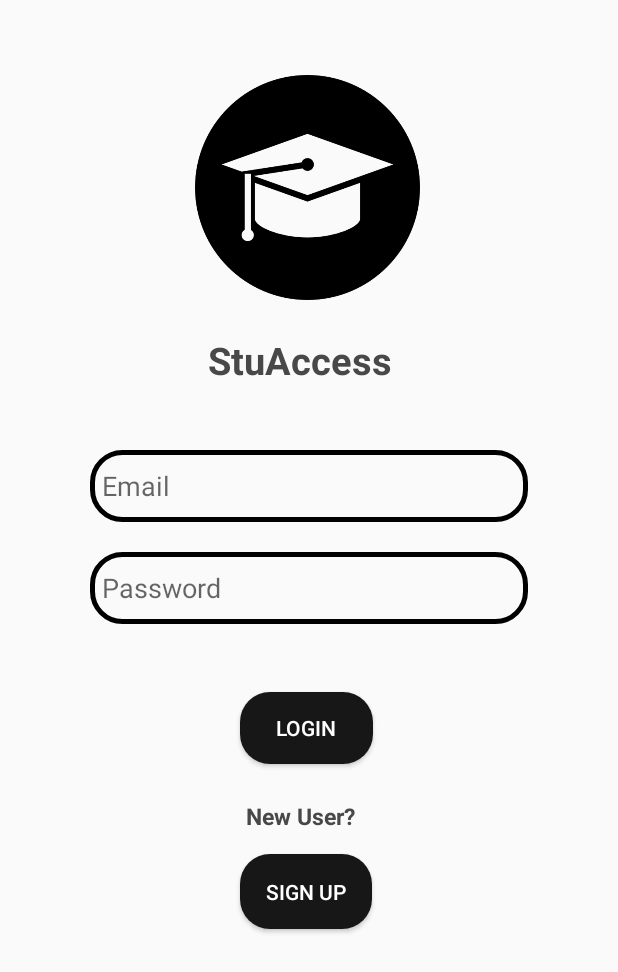
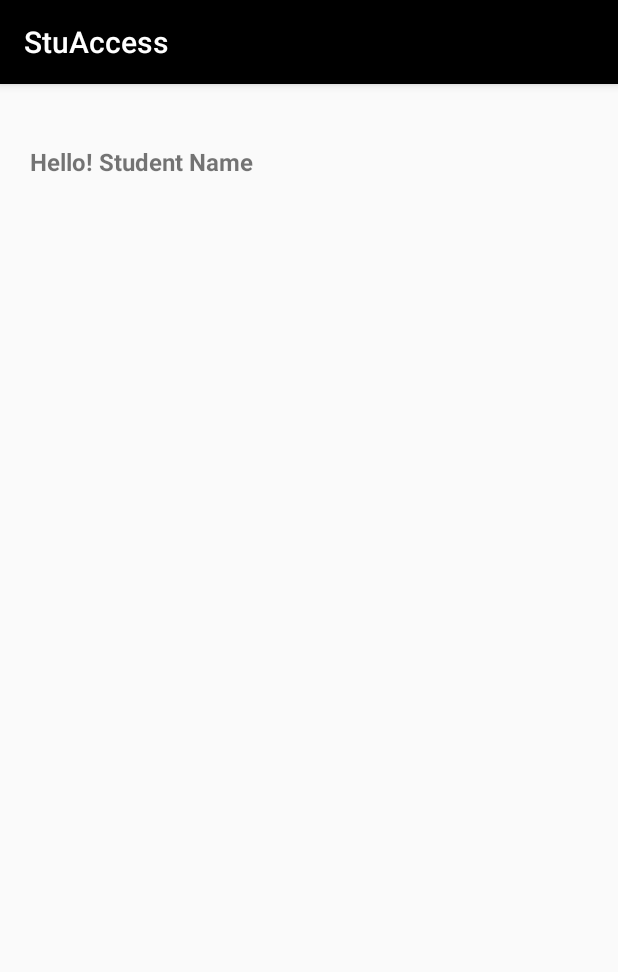
Before and after one commit to NIRAV-13/All-Access, an Android app: the screen it shows after launch (Login before the commit, StudentActivity after it), on a phone screen of 412 x 824 dp. Shown: the top 972 px of the screen. Run offline under Robolectric (Android 15) with nearby library versions, the phone set to English and light mode, and no system bars; our stand-ins replace Firebase (no records; nobody signed in at launch, a user with empty details on screens opened directly).

Commit message:
Student Home Page complete with Notification Connection to FireStore

```diff
--- /dev/null
+++ b/app/src/main/java/com/mobile/macs_13/StudentActivity.kt
@@ -0,0 +1,11 @@
+package com.mobile.macs_13
+
+import androidx.appcompat.app.AppCompatActivity
+import android.os.Bundle
+
+class StudentActivity : AppCompatActivity() {
+    override fun onCreate(savedInstanceState: Bundle?) {
+        super.onCreate(savedInstanceState)
+        setContentView(R.layout.activity_student)
+    }
+}
--- /dev/null
+++ b/app/src/main/java/com/mobile/macs_13/StudentHomeAdapter.kt
@@ -0,0 +1,43 @@
+package com.mobile.macs_13
+
+import android.view.LayoutInflater
+import android.view.View
+import android.view.ViewGroup
+import android.widget.TextView
+import androidx.cardview.widget.CardView
+import androidx.recyclerview.widget.RecyclerView
+import com.mobile.macs_13.model.StudentNotificationData
+
+class StudentHomeAdapter(private val notifList: ArrayList<StudentNotificationData>) :
+    RecyclerView.Adapter<StudentHomeAdapter.NotifViewHolder>() {
+
+    inner class NotifViewHolder(itemView: View) : RecyclerView.ViewHolder(itemView) {
+
+
+        val notifTitle: TextView = itemView.findViewById(R.id.student_notif_title)
+        val notifText: TextView = itemView.findViewById(R.id.student_notif_text)
+
+    }
+
+    override fun onCreateViewHolder(parent: ViewGroup, viewType: Int): NotifViewHolder {
+
+        val itemView = LayoutInflater.from(parent.context)
+            .inflate(R.layout.student_home_cards, parent, false)
+
+        return NotifViewHolder(itemView)
+    }
+
+    override fun onBindViewHolder(holder: NotifViewHolder, position: Int) {
+
+        val currentNotification = notifList[position]
+
+        holder.notifTitle.text = currentNotification.notifTitle
+        holder.notifText.text = currentNotification.notifText
+    }
+
+    override fun getItemCount(): Int {
+        return notifList.size
+    }
+
+
+}
--- /dev/null
+++ b/app/src/main/java/com/mobile/macs_13/StudentHomeFragment.kt
@@ -0,0 +1,85 @@
+package com.mobile.macs_13
+
+import android.os.Bundle
+import android.util.Log
+import androidx.fragment.app.Fragment
+import android.view.LayoutInflater
+import android.view.View
+import android.view.ViewGroup
+import androidx.recyclerview.widget.LinearLayoutManager
+import androidx.recyclerview.widget.RecyclerView
+import com.google.firebase.firestore.*
+import com.mobile.macs_13.model.StudentNotificationData
+
+
+/**
+ * A simple [Fragment] subclass.
+ * Use the [StudentHomeFragment.newInstance] factory method to
+ * create an instance of this fragment.
+ */
+class StudentHomeFragment : Fragment(R.layout.fragment_student_home) {
+
+
+    private lateinit var adapter: StudentHomeAdapter
+    private lateinit var recyclerView: RecyclerView
+    private lateinit var notificationList: ArrayList<StudentNotificationData>
+
+    val dummy = arrayListOf<StudentNotificationData>(
+        StudentNotificationData("Test", "Data"),
+        StudentNotificationData("Test 2", "Data")
+    )
+
+
+    override fun onCreate(savedInstanceState: Bundle?) {
+        super.onCreate(savedInstanceState)
+        getNotificationListFromDB()
+    }
+
+    override fun onCreateView(
+        inflater: LayoutInflater, container: ViewGroup?,
+        savedInstanceState: Bundle?
+    ): View? {
+        // Inflate the layout for this fragment
+        return inflater.inflate(R.layout.fragment_student_home, container, false)
+    }
+
+    override fun onViewCreated(view: View, savedInstanceState: Bundle?) {
+        super.onViewCreated(view, savedInstanceState)
+        val layoutManager = LinearLayoutManager(context)
+        recyclerView = view.findViewById(R.id.student_home_rv)
+        recyclerView.layoutManager = layoutManager
+        recyclerView.setHasFixedSize(true)
+        adapter = StudentHomeAdapter(notificationList)
+        recyclerView.adapter = adapter
+    }
+
+    private fun getNotificationListFromDB() {
+
+        notificationList = arrayListOf<StudentNotificationData>()
+        val db = FirebaseFirestore.getInstance()
+        db.collection("StudentHomeNotifications").orderBy("timestamp")
+            .addSnapshotListener(object : EventListener<QuerySnapshot> {
+                override fun onEvent(value: QuerySnapshot?, error: FirebaseFirestoreException?) {
+
+                    if (error != null) {
+                        Log.d(
+                            "Error",
+                            "Some Error in Connection to FireStore ${error.message.toString()}"
+                        )
+                        return
+                    }
+
+                    for (document: DocumentChange in value?.documentChanges!!) {
+
+                        if (document.type == DocumentChange.Type.ADDED || document.type == DocumentChange.Type.MODIFIED || document.type == DocumentChange.Type.REMOVED) {
+                            notificationList.add(document.document.toObject(StudentNotificationData::class.java))
+                        }
+                    }
+
+                    adapter.notifyDataSetChanged()
+                }
+
+            })
+
+    }
+}
--- /dev/null
+++ b/app/src/main/java/com/mobile/macs_13/model/StudentNotificationData.kt
@@ -0,0 +1,9 @@
+package com.mobile.macs_13.model
+
+data class StudentNotificationData(val notifTitle: String? = null, val notifText: String? = null) {
+
+
+    override fun toString(): String {
+        return "StudentNotificationData(notifTitle='$notifTitle', notifText='$notifText')"
+    }
+}
--- /dev/null
+++ b/app/src/main/res/layout/activity_student.xml
@@ -0,0 +1,25 @@
+<?xml version="1.0" encoding="utf-8"?>
+<androidx.constraintlayout.widget.ConstraintLayout xmlns:android="http://schemas.android.com/apk/res/android"
+    xmlns:app="http://schemas.android.com/apk/res-auto"
+    xmlns:tools="http://schemas.android.com/tools"
+    android:layout_width="match_parent"
+    android:layout_height="match_parent"
+    tools:context=".MainActivity">
+
+
+    <androidx.fragment.app.FragmentContainerView
+        android:id="@+id/fragmentContainerView3"
+        android:name="androidx.navigation.fragment.NavHostFragment"
+        android:layout_width="match_parent"
+        android:layout_height="match_parent"
+        android:layout_marginStart="1dp"
+        android:layout_marginTop="1dp"
+        android:layout_marginEnd="1dp"
+        android:layout_marginBottom="1dp"
+        app:defaultNavHost="true"
+        app:layout_constraintBottom_toBottomOf="parent"
+        app:layout_constraintEnd_toEndOf="parent"
+        app:layout_constraintStart_toStartOf="parent"
+        app:layout_constraintTop_toTopOf="parent"
+        app:navGraph="@navigation/student_nav_flow" />
+</androidx.constraintlayout.widget.ConstraintLayout>
--- /dev/null
+++ b/app/src/main/res/layout/fragment_student_home.xml
@@ -0,0 +1,36 @@
+<?xml version="1.0" encoding="utf-8"?>
+<androidx.constraintlayout.widget.ConstraintLayout xmlns:android="http://schemas.android.com/apk/res/android"
+    xmlns:app="http://schemas.android.com/apk/res-auto"
+    xmlns:tools="http://schemas.android.com/tools"
+    android:id="@+id/frameLayout2"
+    android:layout_width="match_parent"
+    android:layout_height="match_parent"
+    tools:context=".StudentHomeFragment">
+
+
+    <TextView
+        android:id="@+id/textView"
+        android:layout_width="wrap_content"
+        android:layout_height="wrap_content"
+        android:layout_marginStart="20dp"
+        android:layout_marginEnd="243dp"
+        android:layout_marginBottom="11dp"
+        android:text="@string/student_name_placeholder"
+        android:textSize="16sp"
+        android:textStyle="bold"
+        app:layout_constraintBottom_toTopOf="@+id/student_home_rv"
+        app:layout_constraintEnd_toEndOf="parent"
+        app:layout_constraintStart_toStartOf="parent"
+        app:layout_constraintTop_toTopOf="parent"
+        app:layout_constraintVertical_bias="0.592" />
+
+    <androidx.recyclerview.widget.RecyclerView
+        android:id="@+id/student_home_rv"
+        android:layout_width="match_parent"
+        android:layout_height="match_parent"
+        android:layout_marginTop="100dp"
+        app:layout_constraintEnd_toEndOf="parent"
+        app:layout_constraintStart_toStartOf="parent"
+        app:layout_constraintTop_toTopOf="parent"
+        tools:listitem="@layout/student_home_cards" />
+</androidx.constraintlayout.widget.ConstraintLayout>
--- /dev/null
+++ b/app/src/main/res/navigation/student_nav_flow.xml
@@ -0,0 +1,13 @@
+<?xml version="1.0" encoding="utf-8"?>
+<navigation xmlns:android="http://schemas.android.com/apk/res/android"
+    xmlns:app="http://schemas.android.com/apk/res-auto"
+    xmlns:tools="http://schemas.android.com/tools"
+    android:id="@+id/student_nav_flow"
+    app:startDestination="@id/studentHomeFragment">
+
+    <fragment
+        android:id="@+id/studentHomeFragment"
+        android:name="com.mobile.macs_13.StudentHomeFragment"
+        android:label="fragment_student_home"
+        tools:layout="@layout/fragment_student_home" />
+</navigation>
--- a/app/src/main/res/values/strings.xml
+++ b/app/src/main/res/values/strings.xml
@@ -16,4 +16,6 @@
     <string name="stuaccess">StuAccess</string>
     <string name="student_accesibility_logo">Student Accesibility Logo</string>
     <string name="new_user">New User?</string>
+    <string name="student_home_notif">Notification Here</string>
+    <string name="student_name_placeholder">Hello! Student Name</string>
 </resources>
```
Also changed, not shown: app/src/main/AndroidManifest.xml (+13 -0 lines), app/src/main/java/com/mobile/macs_13/model/PushStudentNotification.kt (added, +29 -0 lines), app/src/main/res/layout/student_home_cards.xml (added, +67 -0 lines).
